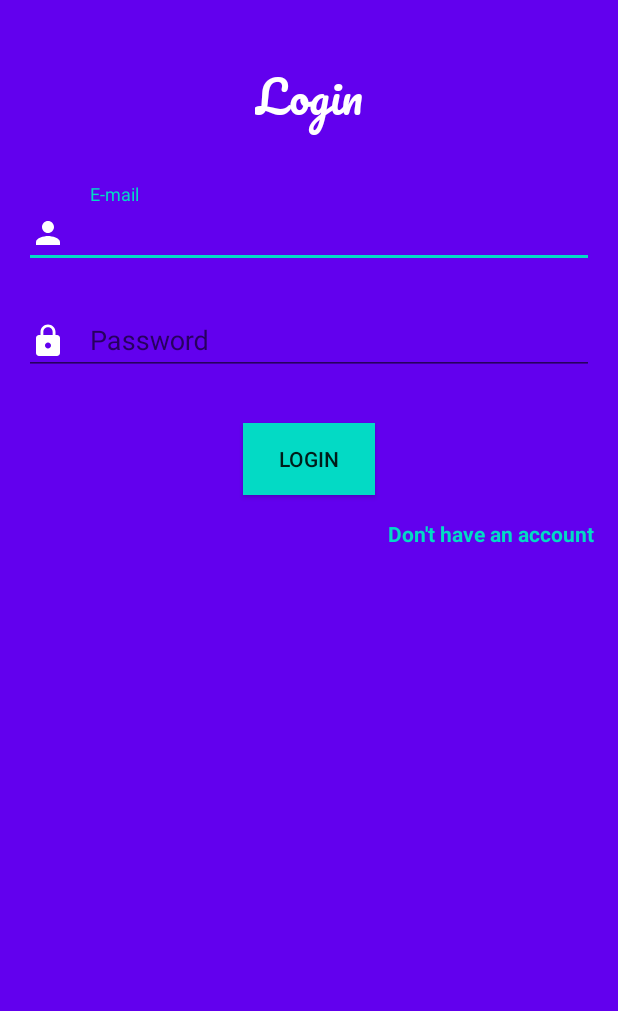
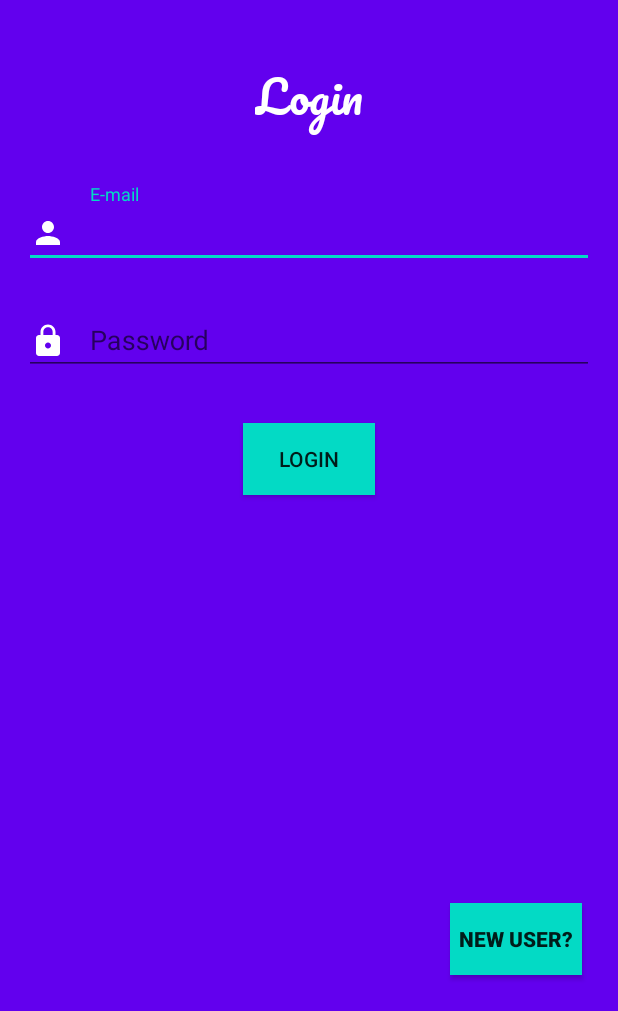
Before and after one commit to saisukesh04/Memoria, an Android app: the screen it shows after launch (LoginActivity), on a phone screen of 412 x 824 dp, the part 225-1236 px from its top. Run offline under Robolectric (Android 15) with nearby library versions, the phone set to English and light mode, and no system bars; our stand-ins replace ButterKnife, Firebase (no records; nobody signed in at launch, a user with empty details on screens opened directly), navigation-ui.

Commit message:
login UI

```diff
--- a/app/src/main/java/com/example/memoria/LoginActivity.java
+++ b/app/src/main/java/com/example/memoria/LoginActivity.java
@@ -10,7 +10,6 @@ import android.util.Log;
 import android.view.View;
 import android.view.inputmethod.InputMethodManager;
 import android.widget.Button;
-import android.widget.TextView;
 
 import com.example.memoria.signup.RegisterActivity;
 import com.google.android.gms.tasks.OnCompleteListener;
@@ -25,7 +24,7 @@ import butterknife.ButterKnife;
 
 public class LoginActivity extends AppCompatActivity {
 
-    @BindView(R.id.newAccountBtn) TextView newAccountBtn;
+    @BindView(R.id.newAccountBtn) Button newAccountBtn;
     @BindView(R.id.loginEmail) TextInputEditText loginEmail;
     @BindView(R.id.loginPassword) TextInputEditText loginPassword;
     @BindView(R.id.loginBtn) Button loginBtn;
--- a/app/src/main/res/layout/activity_login.xml
+++ b/app/src/main/res/layout/activity_login.xml
@@ -94,18 +94,18 @@
         app:layout_constraintStart_toStartOf="parent"
         app:layout_constraintTop_toBottomOf="@+id/textInputLayout1" />
 
-    <TextView
+    <Button
         android:id="@+id/newAccountBtn"
         android:layout_width="wrap_content"
         android:layout_height="wrap_content"
-        android:layout_marginTop="16dp"
-        android:layout_marginEnd="16dp"
-        android:layout_marginRight="16dp"
+        android:layout_marginEnd="24dp"
+        android:layout_marginRight="24dp"
+        android:layout_marginBottom="24dp"
+        android:background="@color/colorAccent"
         android:text="@string/sign_up_btn_text"
-        android:textColor="@color/colorAccent"
         android:textSize="14sp"
         android:textStyle="bold"
-        app:layout_constraintEnd_toEndOf="parent"
-        app:layout_constraintTop_toBottomOf="@+id/loginBtn" />
+        app:layout_constraintBottom_toBottomOf="parent"
+        app:layout_constraintEnd_toEndOf="parent" />
 
 </androidx.constraintlayout.widget.ConstraintLayout>
--- a/app/src/main/res/values/strings.xml
+++ b/app/src/main/res/values/strings.xml
@@ -18,7 +18,7 @@
     <string name="usernameHint">E-mail</string>
     <string name="passwordHint">Password</string>
     <string name="login_btn">Login</string>
-    <string name="sign_up_btn_text">Don\'t have an account</string>
+    <string name="sign_up_btn_text">New User?</string>
 
     <string name="register">Register</string>
     <string name="reEnterPasswordHint">Confirm Password</string>
```
